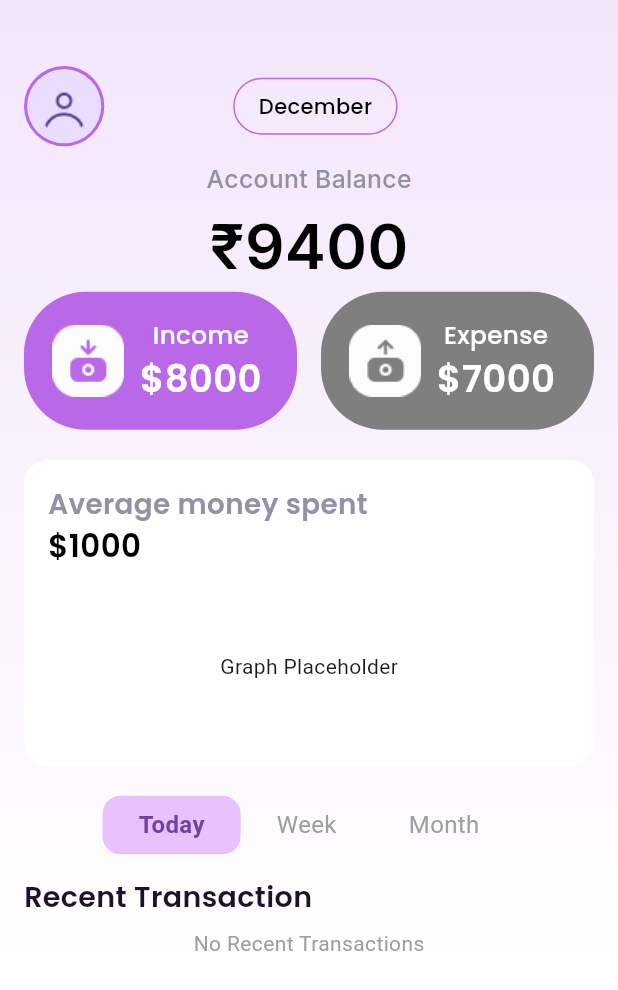
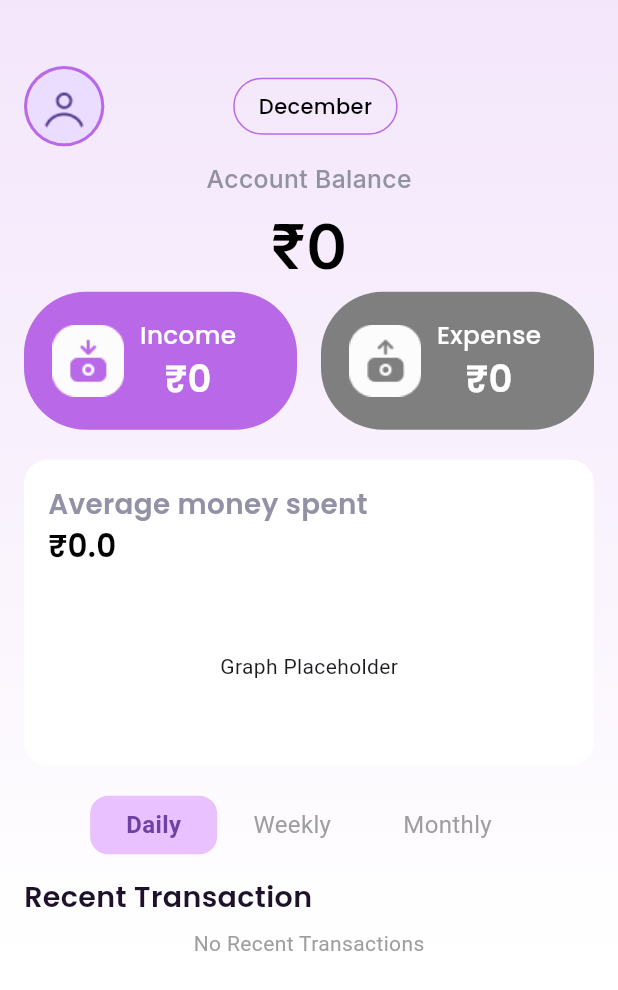
Before and after one commit to YugaJ7/CashCue, a Flutter app: the HomeScreen screen opened by its route, on a phone screen of 412 x 824 dp. Shown: the top 990 px of the screen. Run offline on Flutter 3.47's test engine with Material 3 defaults, Android fonts, the phone set to English and light mode, and no system bars; our stand-ins replace flutter_svg, google_fonts, shared_preferences; missing offline and left inert: board_datetime_picker; accounts and stored records are empty; network calls fail.

Commit message:
add home screen api

```diff
--- a/lib/controller/home_contoller.dart
+++ b/lib/controller/home_contoller.dart
@@ -1,12 +1,23 @@
 import 'package:flutter/material.dart';
 
 import '../services/expense_api.dart';
+import '../services/summary_api.dart'; // New service for summary API
 
 class HomeController extends ChangeNotifier {
   final ExpenseService _expenseService = ExpenseService();
+  final SummaryService _summaryService = SummaryService(); // New API service
 
   List<Map<String, dynamic>> transactions = [];
   bool isLoading = true;
+
+  // Variables for summary data
+  int totalIncome = 0;
+  int totalExpense = 0;
+  int remainingBalance = 0;
+  double averageDailyExpense = 0.0;
+  double averageWeeklyExpense = 0.0;
+  double averageMonthlyExpense = 0.0;
+  String selectedTab = "Daily"; // Tracks selected average type
 
   Future<void> loadExpenses() async {
     isLoading = true;
@@ -22,4 +33,45 @@ class HomeController extends ChangeNotifier {
       notifyListeners();
     }
   }
+
+  Future<void> fetchSummaryData() async {
+    isLoading = true;
+    notifyListeners();
+
+    try {
+      print("CALLING SUM API");
+      final summaryData = await _summaryService.fetchSummary();
+      print(summaryData);
+      print("API CALLED");
+
+      totalIncome = summaryData['totalIncome'];
+      totalExpense = summaryData['totalExpense'];
+      remainingBalance = summaryData['remainingBalance'];
+      averageDailyExpense = double.parse(summaryData['averageDailyExpense']);
+      averageWeeklyExpense = double.parse(summaryData['averageWeeklyExpense']);
+      averageMonthlyExpense = double.parse(summaryData['averageMonthlyExpense']);
+    } catch (error) {
+      print("Error fetching summary data: $error");
+    } finally {
+      isLoading = false;
+      notifyListeners();
+    }
+  }
+
+  double getCurrentAverageExpense() {
+    switch (selectedTab) {
+      case "Weekly":
+        return averageWeeklyExpense;
+      case "Monthly":
+        return averageMonthlyExpense;
+      case "Daily":
+      default:
+        return averageDailyExpense;
+    }
+  }
+
+  void updateSelectedTab(String tab) {
+    selectedTab = tab;
+    notifyListeners();
+  }
 }
--- a/lib/screen/add_screen.dart
+++ b/lib/screen/add_screen.dart
@@ -65,6 +65,7 @@ class _ExpenseIncomeScreenState extends State<ExpenseIncomeScreen> {
     if (response.statusCode == 200 || response.statusCode == 201) {
       final homeController = Provider.of<HomeController>(context, listen: false);
       homeController.loadExpenses();
+      homeController.fetchSummaryData();
       _showAlertDialog("Success", "Transaction has been successfully added");
 
       _amountController.clear();
--- a/lib/screen/home_screen.dart
+++ b/lib/screen/home_screen.dart
@@ -21,6 +21,9 @@ class _HomeScreenState extends State<HomeScreen> {
     super.initState();
     final homeController = Provider.of<HomeController>(context, listen: false);
     homeController.loadExpenses();
+    print("Calling fetchsummarydata");
+    homeController.fetchSummaryData();
+    print("Called fetchsummarydata");
   }
 
   @override
@@ -91,7 +94,7 @@ class _HomeScreenState extends State<HomeScreen> {
                           ),
                           const SizedBox(height: 4),
                           CustomText(
-                            text: "₹9400",
+                            text: "₹${homeController.remainingBalance}",
                             color: Colors.black,
                             fontfamily: 'Inter',
                             fontSize: width * .1,
@@ -130,7 +133,7 @@ class _HomeScreenState extends State<HomeScreen> {
                                       fontweigth: FontWeight.w500,
                                     ),
                                     CustomText(
-                                      text: '\$8000',
+                                      text: '₹${homeController.totalIncome}',
                                       color: Colors.white,
                                       fontfamily: 'Poppins',
                                       fontSize: width * 0.06,
@@ -169,7 +172,7 @@ class _HomeScreenState extends State<HomeScreen> {
                                       fontweigth: FontWeight.w500,
                                     ),
                                     CustomText(
-                                      text: '\$7000',
+                                      text: '₹${homeController.totalExpense}',
                                       color: Colors.white,
                                       fontfamily: 'Poppins',
                                       fontSize: width * 0.06,
--- a/lib/widgets/home_graph.dart
+++ b/lib/widgets/home_graph.dart
@@ -1,5 +1,6 @@
 import 'package:flutter/material.dart';
-
+import 'package:provider/provider.dart';
+import '../controller/home_contoller.dart';
 import 'tabButton.dart';
 import 'text.dart';
 
@@ -11,10 +12,11 @@ class AverageMoneySpentGraph extends StatefulWidget {
 }
 
 class _AverageMoneySpentGraphState extends State<AverageMoneySpentGraph> {
-  int selectedIndex = 0;
   @override
   Widget build(BuildContext context) {
+    final homeController = Provider.of<HomeController>(context); // Access HomeController
     double width = MediaQuery.of(context).size.width;
+
     return Column(
       children: [
         Container(
@@ -34,7 +36,7 @@ class _AverageMoneySpentGraphState extends State<AverageMoneySpentGraph> {
                 fontweigth: FontWeight.w600,
               ),
               CustomText(
-                text: '\$1000',
+                text: "₹${homeController.getCurrentAverageExpense()}",
                 color: Colors.black,
                 fontfamily: 'Poppins',
                 fontSize: width * 0.05,
@@ -52,24 +54,34 @@ class _AverageMoneySpentGraphState extends State<AverageMoneySpentGraph> {
           ),
         ),
         const SizedBox(height: 20),
+        // Tab buttons for selecting Daily, Weekly, Monthly
         Row(
           mainAxisSize: MainAxisSize.min,
           children: [
-            TabButton("Today", 0, selectedIndex, (index) {
-              setState(() {
-                selectedIndex = index;
-              });
-            }),
-            TabButton("Week", 1, selectedIndex, (index) {
-              setState(() {
-                selectedIndex = index;
-              });
-            }),
-            TabButton("Month", 2, selectedIndex, (index) {
-              setState(() {
-                selectedIndex = index;
-              });
-            }),
+            TabButton(
+              "Daily",
+              0,
+              homeController.selectedTab == "Daily" ? 0 : -1,
+              (index) {
+                homeController.updateSelectedTab("Daily");
+              },
+            ),
+            TabButton(
+              "Weekly",
+              1,
+              homeController.selectedTab == "Weekly" ? 1 : -1,
+              (index) {
+                homeController.updateSelectedTab("Weekly");
+              },
+            ),
+            TabButton(
+              "Monthly",
+              2,
+              homeController.selectedTab == "Monthly" ? 2 : -1,
+              (index) {
+                homeController.updateSelectedTab("Monthly");
+              },
+            ),
           ],
         ),
       ],
```
Also changed, not shown: lib/services/summary_api.dart (added, +28 -0 lines).
